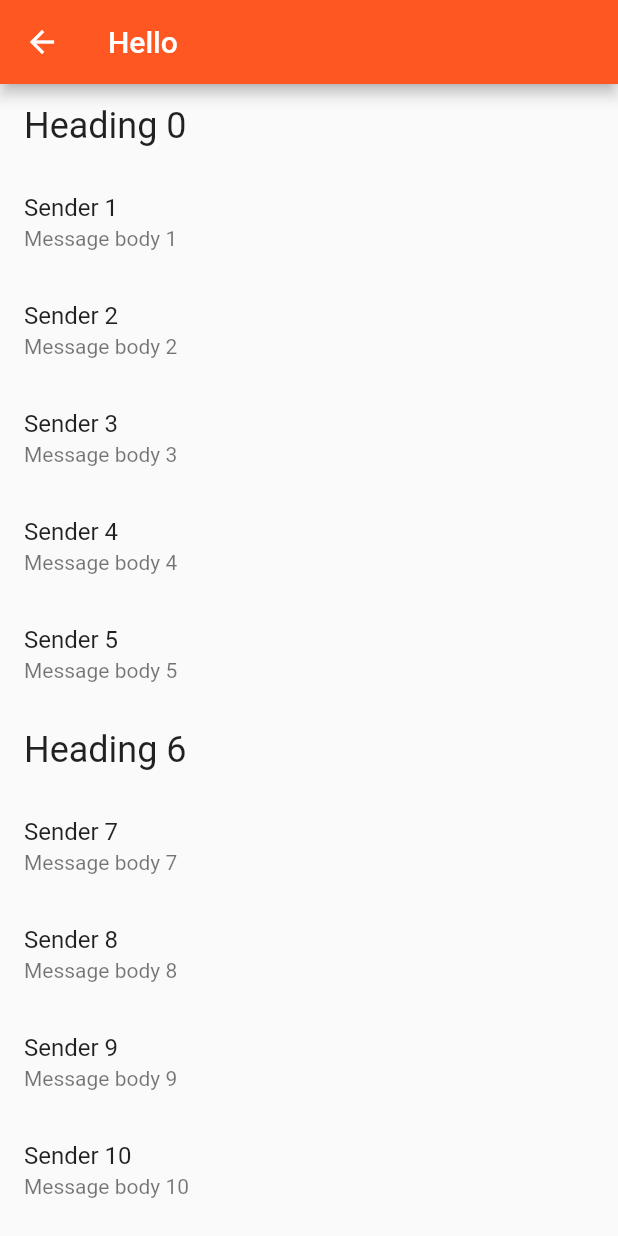
After one commit to imranpollob/flutter-cookbook, a Flutter app: the screen it shows after launch, after a tap on "List with different items", on a phone screen of 412 x 824 dp. The commit adds this screen. Run offline on Flutter 3.47's test engine with Material 2 defaults, Android fonts, the phone set to English and light mode, and no system bars.

Commit message:
ListView with different types of items

```diff
--- /dev/null
+++ b/lib/ListWithDifferentItems.dart
@@ -0,0 +1,54 @@
+import 'package:flutter/material.dart';
+
+class ListWithDifferentItems extends StatelessWidget {
+  final items = List<ListItem>.generate(
+    1000,
+    (i) => i % 6 == 0
+        ? HeadingItem("Heading $i")
+        : MessageItem("Sender $i", "Message body $i"),
+  );
+
+  @override
+  Widget build(BuildContext context) {
+    return Scaffold(
+      appBar: AppBar(
+        title: Text('Hello'),
+      ),
+      body: ListView.builder(
+        itemCount: items.length,
+        itemBuilder: (context, index) {
+          final item = items[index];
+
+          if (item is HeadingItem) {
+            return ListTile(
+              title: Text(
+                item.heading,
+                style: Theme.of(context).textTheme.headline,
+              ),
+            );
+          } else if (item is MessageItem) {
+            return ListTile(
+              title: Text(item.sender),
+              subtitle: Text(item.body),
+            );
+          }
+        },
+      ),
+    );
+  }
+}
+
+abstract class ListItem {}
+
+class HeadingItem implements ListItem {
+  final String heading;
+
+  HeadingItem(this.heading);
+}
+
+class MessageItem implements ListItem {
+  final String sender;
+  final String body;
+
+  MessageItem(this.sender, this.body);
+}
--- a/lib/main.dart
+++ b/lib/main.dart
@@ -1,6 +1,7 @@
 import 'package:cookbook/BasicList.dart';
 import 'package:cookbook/GridList.dart';
 import 'package:cookbook/HorizonytalList.dart';
+import 'package:cookbook/ListWithDifferentItems.dart';
 import 'package:flutter/material.dart';
 import './Hello.dart';
 
@@ -61,6 +62,17 @@ class MyApp extends StatelessWidget {
               );
             },
           ),
+          ListTile(
+            leading: Icon(Icons.star),
+            title: Text('List with different items'),
+            onTap: () {
+              Navigator.push(
+                context,
+                MaterialPageRoute(
+                    builder: (context) => ListWithDifferentItems()),
+              );
+            },
+          ),
         ],
       ),
     );
```
